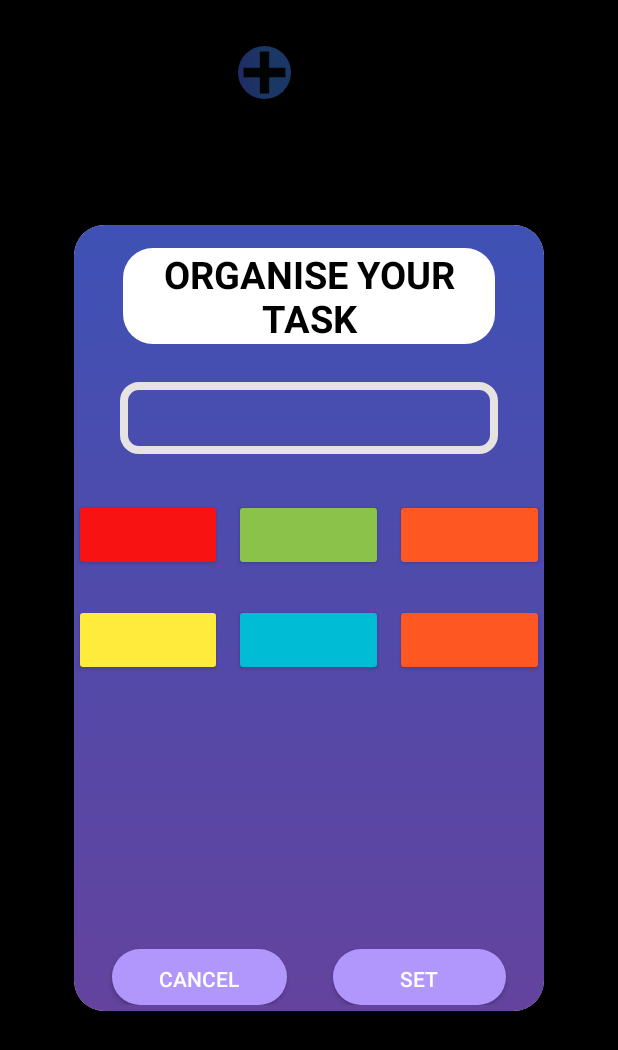
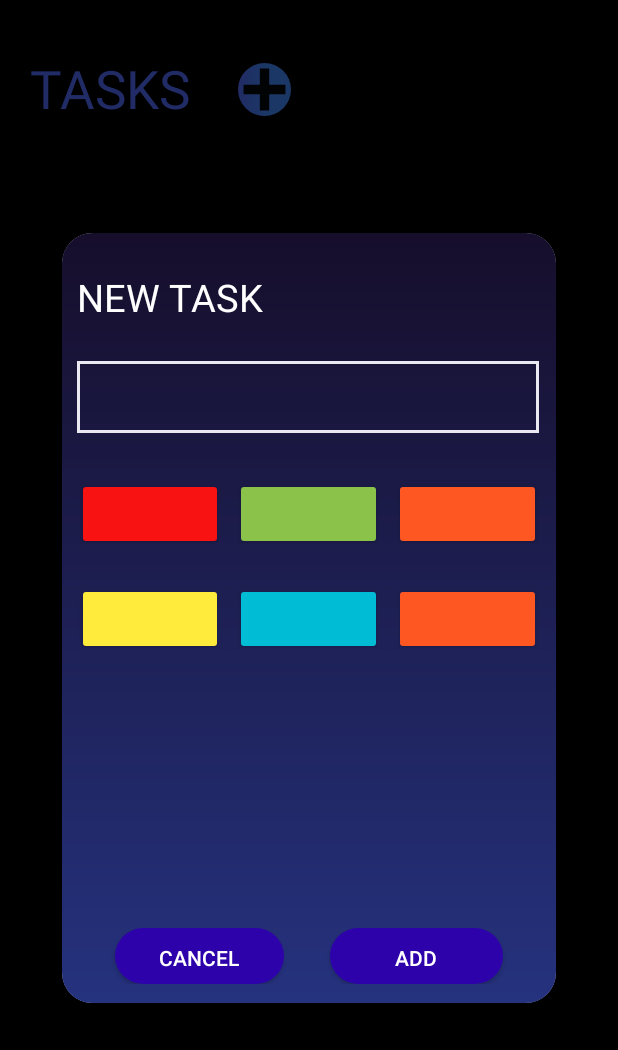
Before and after one commit to aliahmetbme/ToDoList, an Android app: the TodoListActivity screen opened directly, with no data from a screen before it, after a tap on an icon or button, on a phone screen of 412 x 824 dp. Shown: the top 1050 px of the screen. Run offline under Robolectric (Android 15) with nearby library versions, the phone set to English and light mode, and no system bars.

Commit message:
tasarım güncellendi

```diff
--- a/app/src/main/java/com/example/todolist/TodoListActivity.java
+++ b/app/src/main/java/com/example/todolist/TodoListActivity.java
@@ -2,6 +2,7 @@ package com.example.todolist;
 
 import static com.example.todolist.R.drawable.madde;
 
+import android.annotation.SuppressLint;
 import android.app.Dialog;
 import android.content.ContentValues;
 import android.content.Intent;
@@ -10,16 +11,19 @@ import android.content.res.ColorStateList;
 import android.graphics.Bitmap;
 import android.graphics.Canvas;
 import android.graphics.Color;
+import android.graphics.Typeface;
 import android.net.Uri;
 import android.os.Build;
 import android.os.Bundle;
 import android.os.Environment;
 import android.provider.MediaStore;
+import android.text.method.ScrollingMovementMethod;
 import android.view.Gravity;
 import android.view.LayoutInflater;
 import android.view.View;
 import android.widget.Button;
 import android.widget.EditText;
+import android.widget.LinearLayout;
 import android.widget.LinearLayout;
 import android.widget.TextView;
 import android.widget.Toast;
@@ -50,7 +54,6 @@ public class TodoListActivity extends AppCompatActivity {
         addList.setOnClickListener(new View.OnClickListener() {
             @Override
             public void onClick(View view) {
-                textView.setVisibility(View.INVISIBLE);
                 addTask();
             }
         });
@@ -199,24 +202,47 @@ public class TodoListActivity extends AppCompatActivity {
 
         _addButton.setOnClickListener(new View.OnClickListener() {
 
+            @SuppressLint("UseCompatLoadingForDrawables")
             @Override
             public void onClick(View v) {
                 if (newTask.equals("")) {
                     Toast.makeText(TodoListActivity.this, "Please add your task", Toast.LENGTH_LONG).show();
                 } else {
-                    String task = taskToAddList.getText().toString();
+                    String task =   taskToAddList.getText().toString() ;
+
+                    LinearLayout.LayoutParams layoutParams = new LinearLayout.LayoutParams(
+                            LinearLayout.LayoutParams.MATCH_PARENT, // genişlik
+                             LinearLayout.LayoutParams.MATCH_PARENT + 300// yükseklik
+                    );
+
+                    int additionalPadding = 16;
                     newTask.setText(task);
 
-                    newTask.setTextColor(Color.parseColor("#000000"));
-                    newTask.setBackground(getDrawable(R.drawable.madde));
-                    newTask.setBackgroundTintList(ColorStateList.valueOf(Color.parseColor("#FF3700B3")));
+                    int paddingLeft = newTask.getPaddingLeft();
+                    int paddingTop = newTask.getPaddingTop();
+                    int paddingRight = newTask.getPaddingRight();
+                    int paddingBottom = newTask.getPaddingBottom();
+
+                    newTask.setPadding(paddingLeft + additionalPadding, paddingTop, paddingRight, paddingBottom);
+
+                    layoutParams.setMargins(20, 40, 20, 1);
 
 
+                    newTask.setPadding(15, 10, 190, 1);
+                    newTask.setCompoundDrawablePadding(10000000);
+                    newTask.setLayoutParams(layoutParams);
+                    newTask.setTextSize(20);
+                    newTask.setTextColor(Color.WHITE);
+                    newTask.setBackground(getDrawable(madde));
+                    newTask.setBackgroundTintList(ColorStateList.valueOf(Color.parseColor("#FF3700B3")));
+                    newTask.getAutoSizeMaxTextSize();
+                    newTask.setMovementMethod(new ScrollingMovementMethod());
                     newTask.setVisibility(View.VISIBLE);
                     newTask.setClickable(true);
                     newTask.setFocusable(true);
 
                     taskList.addView(newTask);
+
                     newTask.setOnClickListener(new View.OnClickListener() {
                         @Override
                         public void onClick(View v) {
--- a/app/src/main/res/drawable/madde.xml
+++ b/app/src/main/res/drawable/madde.xml
@@ -6,17 +6,17 @@
 
     <gradient
         android:type="linear"
-        android:startColor="#63439E"
-        android:endColor="#3F51B5"
-        android:angle="90"/>
+        android:startColor="#160E2B"
+        android:endColor="#25327E"
+        android:angle="70"/>
 
 
     <padding
-        android:bottom="0dp"
-        android:left="0dp"
-        android:right="0dp"
-        android:top="0dp"/>
+        android:bottom="10dp"
+        android:left="10dp"
+        android:right="10dp"
+        android:top="10dp"/>
 
     <corners
-        android:radius="20dp"/>
+        android:radius="1dp"/>
 </shape>
--- a/app/src/main/res/drawable/rounded.xml
+++ b/app/src/main/res/drawable/rounded.xml
@@ -7,8 +7,8 @@
     <solid
         android:color="#00FFFFFF" />
     <stroke
-        android:width="5dp"
-        android:color="#1c1b20"/>
+        android:width="2dp"
+        android:color="#EAE9F1"/>
 
     <padding
         android:bottom="5dp"
@@ -16,6 +16,5 @@
         android:right="5dp"
         android:top="5dp"/>
 
-    <corners
-        android:radius="10dp"/>
+
 </shape>
--- a/app/src/main/res/layout/activity_todo.xml
+++ b/app/src/main/res/layout/activity_todo.xml
@@ -9,15 +9,16 @@
 
     <ScrollView
         android:id="@+id/scrollView2"
-        android:layout_width="404dp"
-        android:layout_height="652dp"
+        android:layout_width="410dp"
+        android:layout_height="742dp"
 
-        android:backgroundTint="@color/black"
+        android:backgroundTint="@color/white"
         app:layout_constraintBottom_toBottomOf="parent"
         app:layout_constraintEnd_toEndOf="parent"
-        app:layout_constraintHorizontal_bias="0.571"
+        app:layout_constraintHorizontal_bias="1.0"
         app:layout_constraintStart_toStartOf="parent"
-        app:layout_constraintTop_toTopOf="parent"
+        app:layout_constraintTop_toBottomOf="@+id/textView"
+        app:layout_constraintVertical_bias="1.0"
         tools:ignore="SpeakableTextPresentCheck">
 
         <LinearLayout
@@ -41,21 +42,21 @@
         app:layout_constraintHorizontal_bias="0.422"
         app:layout_constraintStart_toStartOf="parent"
         app:layout_constraintTop_toTopOf="parent"
-        app:layout_constraintVertical_bias="0.039" />
+        app:layout_constraintVertical_bias="0.053" />
 
     <TextView
         android:id="@+id/textView"
-        android:layout_width="178dp"
-        android:layout_height="42dp"
+        android:layout_width="134dp"
+        android:layout_height="49dp"
         android:text="  TASKS"
         android:textColor="#536DFE"
         android:textSize="35dp"
         app:layout_constraintBottom_toBottomOf="parent"
         app:layout_constraintEnd_toEndOf="parent"
-        app:layout_constraintHorizontal_bias="0.017"
+        app:layout_constraintHorizontal_bias="0.01"
         app:layout_constraintStart_toStartOf="parent"
         app:layout_constraintTop_toTopOf="parent"
-        app:layout_constraintVertical_bias="0.031" />
+        app:layout_constraintVertical_bias="0.046" />
 
 
 </androidx.constraintlayout.widget.ConstraintLayout>
--- a/app/src/main/res/layout/layout_add.xml
+++ b/app/src/main/res/layout/layout_add.xml
@@ -7,8 +7,8 @@
     >
 
     <LinearLayout
-        android:layout_width="313dp"
-        android:layout_height="524dp"
+        android:layout_width="329dp"
+        android:layout_height="513dp"
         android:background="@drawable/madde"
         android:orientation="vertical"
         app:layout_constraintBottom_toBottomOf="parent"
@@ -17,36 +17,28 @@
         app:layout_constraintTop_toTopOf="parent"
         app:layout_constraintVertical_bias="0.302">
 
+
         <TextView
             android:id="@+id/textView2"
             android:layout_width="248dp"
             android:layout_height="wrap_content"
-            android:layout_gravity="center"
             android:layout_marginTop="15dp"
-            android:background="@drawable/madde"
-            android:backgroundTint="@color/white"
-            android:gravity="center"
-            android:text="ORGANISE YOUR TASK"
-            android:textColor="@color/black"
-            android:textSize="25dp"
-            android:textStyle="bold" />
+            android:text="NEW TASK"
+            android:textColor="@color/white"
+            android:textSize="25dp" />
 
         <EditText
             android:id="@+id/organiseTask"
-            android:layout_width="252dp"
+            android:layout_width="308dp"
             android:layout_height="wrap_content"
-            android:layout_gravity="center"
             android:layout_marginTop="25dp"
             android:layout_marginBottom="30dp"
             android:background="@drawable/rounded"
-            android:backgroundTint="#E8E3E3"
-            android:ems="10"
             android:inputType="textPersonName"
             android:minHeight="48dp"
             android:text=""
             android:textColor="@color/white"
             tools:ignore="SpeakableTextPresentCheck" />
-
 
         <LinearLayout
             android:layout_width="match_parent"
@@ -132,7 +124,7 @@
                 android:minHeight="48dp"
                 android:text="CANCEL"
                 android:textColor="@color/white"
-                app:backgroundTint="#b197fc"
+                app:backgroundTint="#2D02AA"
                 tools:ignore="TouchTargetSizeCheck" />
 
             <Button
@@ -144,9 +136,9 @@
                 android:layout_marginRight="25dp"
                 android:background="@drawable/btn_background"
                 android:minHeight="48dp"
-                android:text="set"
+                android:text="ADD"
                 android:textColor="@color/white"
-                app:backgroundTint="#b197fc"
+                app:backgroundTint="#2D02AA"
                 tools:ignore="TouchTargetSizeCheck,TouchTargetSizeCheck" />
 
 
```
